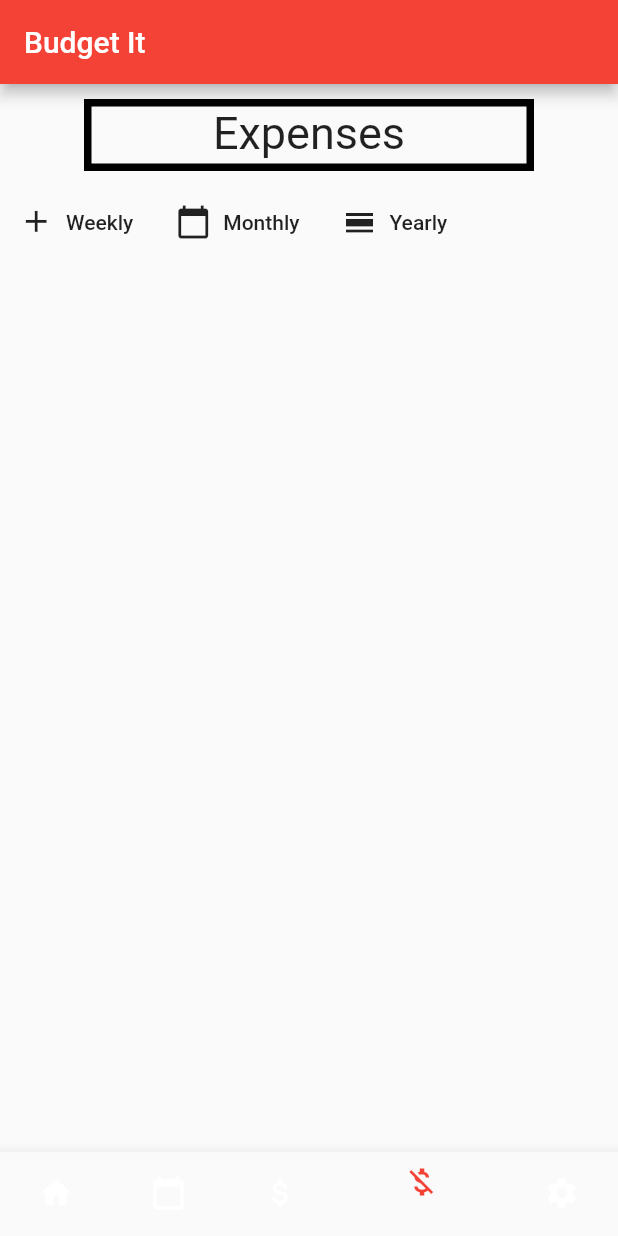
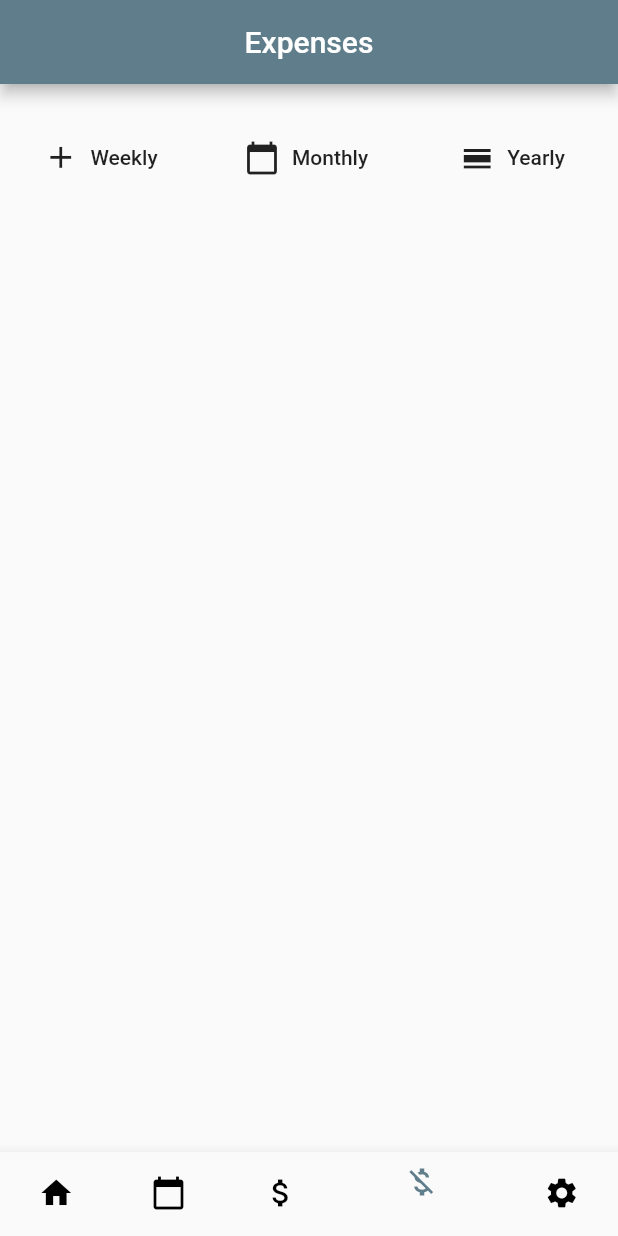
Before and after one commit to Ivoru/Mobiledev, a Flutter app: the screen it shows after launch, item 4 of the bottom bar chosen, after a tap on "Weekly", on a phone screen of 412 x 824 dp. Run offline on Flutter 3.47's test engine with Material 2 defaults, Android fonts, the phone set to English and light mode, and no system bars.

Commit message:
updated page names, uniform btons size

```diff
--- a/lib/expense.dart
+++ b/lib/expense.dart
@@ -17,79 +17,37 @@ class Expensepage extends StatelessWidget{
       return Container(
         child: new Column(
           children: <Widget>[
-
-               new Container(
-
-                          margin: const EdgeInsets.all(10.0),
-                      height: 48.0,
-                      width:300.0,
-
-                      padding: const EdgeInsets.all(.0),
-                      decoration:myBoxDecoration(),
-
-                      child: Text("Expenses",
-                      style: TextStyle(fontSize: 30.0),
-                      textAlign: TextAlign.center,
-
-                        )
-                        ),
                         new Row(children: [
-
-                    new Container(
+                          Expanded(
                             child:FlatButton.icon(
                               icon:Icon(Socicon.add),
                               label:Text("Weekly"),
                               onPressed: (){
-
-
                                 },
-
+                    ),
                        ),
 
-
-
-
-                      ),
-
-                      new Container(
+                          Expanded(
                             child:FlatButton.icon(
                               icon:Icon(Icons.calendar_today),
                               label:Text("Monthly"),
-
                               onPressed: (){
-
-
                               },
-
+                             ),
                             ),
 
-
-
-
-                      ),
-
-                      new Container(
+                          Expanded(
                               child:FlatButton.icon(
                                 icon:Icon(Icons.calendar_view_day),
                                 label:Text("Yearly"),
                                 onPressed: (){
-
-
                                   },
-
                                 ),
                               )
                         ]
-
-
-
-
             ),
           ],
         ),
       );
-
-
-
   }
 }
--- a/lib/home.dart
+++ b/lib/home.dart
@@ -20,61 +20,46 @@ class HomePage extends StatelessWidget{
       return Container(
         child: new Column(
           children: <Widget>[
-            new Container(
+
+            new Column(children:[
+                Text('ACCOUNT'          ,style: TextStyle(fontSize: 20.0)),
+                Text('CURRENT BALANCE :',style: TextStyle(fontSize: 20.0)),
 
 
-            ),
+
                 new Column(children:[
-                Text('ACCOUNT'),
-                Text('CURRENT BALANCE :'),
-                new Column(children:[
-                  new Row(children:[
-                   new Container(
+                  Row(children: <Widget>[
+
+                      Expanded(
                           child:FlatButton.icon(
                             icon:Icon(Socicon.money),
                               label:Text("Cash"),
                                 onPressed: (){
 
+                                },
+                            ),
+                        ),
+
+
+                      Expanded(
+                        child:FlatButton.icon(
+                          icon:Icon(Socicon.bank),
+                            label:Text("Bank"),
+                              onPressed: (){
+
+                              },
+                          ),
+                        ),
+
+                       Expanded (
+                        child:FlatButton.icon(
+                         icon:Icon(Socicon.credit_card),
+                          label:Text("Card"),
+                            onPressed: (){
 
                             },
 
                         ),
-
-
-
-
-                      ),
-
-                      new Container(
-                      child:FlatButton.icon(
-                      icon:Icon(Socicon.bank),
-                      label:Text("Bank"),
-
-                      onPressed: (){
-
-
-                      },
-
-                    ),
-
-
-
-
-                      ),
-                       new Container(
-                      child:FlatButton.icon(
-                      icon:Icon(Socicon.credit_card),
-                      label:Text("Credit card"),
-                      onPressed: (){
-
-
-                      },
-
-                    ),
-
-
-
-
                       ),
 
 
@@ -86,169 +71,108 @@ class HomePage extends StatelessWidget{
                     new Container(
                             margin: const EdgeInsets.all(10.0),
                             height: 48.0,
-                      width:300.0,
-
-                      padding: const EdgeInsets.all(5.0),
+                            width:330.0,padding: const EdgeInsets.all(.0),
                             decoration:myBoxDecoration(),
-
                             child: Text("Transactions",
                                 style: TextStyle(fontSize: 30.0),
                                 textAlign: TextAlign.center,
-
                               ),
-
                         ),
                       ],
                     ),
                     new Row(children: [
-
-                    new Container(
+                          Expanded(
                             child:FlatButton.icon(
                               icon:Icon(Socicon.add),
                                 label:Text("add"),
                                   onPressed: (){
-
-
                                   },
-
+                              ),
                             ),
 
-
-
-
-                      ),
-
-                      new Container(
+                        Expanded(
                           child:FlatButton.icon(
                             icon:Icon(Socicon.edit,size:30),
                               label:Text("edit"),
-
                               onPressed: (){
-
-
                               },
-
+                            ),
                           ),
 
-
-
-
-                      ),
-
-                      new Container(
+                        Expanded(
                           child:FlatButton.icon(
                             icon:Icon(Socicon.remove_circle),
                               label:Text("remove"),
                               onPressed: (){
-
-
                              },
-
                            ),
-
-
-
-
                           ),
-
                      ],
                     ),
                   ],),
+
                   new Row(children: [
                         new Container(
                             margin: const EdgeInsets.all(10.0),
                             height: 48.0,
-                      width:300.0,
+                            width:330.0,
+                            padding: const EdgeInsets.all(.0),
+                            decoration:myBoxDecoration(),
+                              child: Text("No transaction",
+                                style: TextStyle(fontSize: 30.0),
+                                textAlign: TextAlign.center,
+                                )
+                          ),
+                        ],
+                      ),
+                  ],),
+
+                  new Row(children: [
+                      Expanded(
+                        child:FlatButton.icon(
+                          icon:Icon(Socicon.add),
+                          label:Text("Weekly"),
+                            onPressed: (){
+                            },
+                          ),
+                      ),
+
+                      Expanded(
+                        child:FlatButton.icon(
+                          icon:Icon(Icons.calendar_today),
+                          label:Text("Monthly"),
+                            onPressed: (){
+                            }
+                          ),
+                        ),
+
+                      Expanded(
+                        child:FlatButton.icon(
+                          icon:Icon(Icons.calendar_view_day),
+                          label:Text("Yearly"),
+                          onPressed: (){
+                            },
+                          ),
+                        ),
+                    ],
+                    ),
+
+                    new Container(
+
+                      margin: const EdgeInsets.all(10.0),
+                      height: 48.0,
+                      width:332.0,
 
                       padding: const EdgeInsets.all(.0),
                       decoration:myBoxDecoration(),
 
-                      child: Text("No transaction",
+                      child: Text("Expenseed",
                         style: TextStyle(fontSize: 30.0),
                         textAlign: TextAlign.center,
-
                         )
-                        ),
-
-
+                      )
                 ],
-                      ),
-
-                ],),
-                new Container(
-
-                          margin: const EdgeInsets.all(10.0),
-                      height: 48.0,
-                      width:300.0,
-
-                      padding: const EdgeInsets.all(.0),
-                      decoration:myBoxDecoration(),
-
-                      child: Text("Expenses",
-                      style: TextStyle(fontSize: 30.0),
-                      textAlign: TextAlign.center,
-
-                        )
-                        ),
-                        new Row(children: [
-
-                    new Container(
-                      child:FlatButton.icon(
-                      icon:Icon(Socicon.add),
-                      label:Text("Weekly"),
-                      onPressed: (){
-
-
-                      },
-
-                    ),
-
-
-
-
-                      ),
-
-                      new Container(
-                      child:FlatButton.icon(
-                      icon:Icon(Icons.calendar_today),
-                      label:Text("Monthly"),
-
-                      onPressed: (){
-
-
-                      },
-
-                    ),
-
-
-
-
-                      ),
-
-                      new Container(
-                      child:FlatButton.icon(
-                      icon:Icon(Icons.calendar_view_day),
-                      label:Text("Yearly"),
-                      onPressed: (){
-
-
-                      },
-
-                    ),
-
-
-
-
-                      ),
-
-                    ],
-                    ),
-
-
-              ],
-
               )
             );
-
     }
 }
--- a/lib/main.dart
+++ b/lib/main.dart
@@ -1,5 +1,4 @@
 import 'package:flutter/material.dart';
-import 'socicon_icons.dart';
 
 
 import './home.dart';
@@ -19,6 +18,7 @@ class MyApp extends StatefulWidget {
 
 }
 
+
 class MyAppState extends State<MyApp>{
   int _selectedPage = 0;
   final _pageOptions = [
@@ -29,24 +29,34 @@ class MyAppState extends State<MyApp>{
     Settingspage(),
   ];
 
+  final _pageName = [
+    "Home",
+    "Reminder",
+    "Budget",
+    "Expenses",
+    "Settings"
+  ];
+
   @override
   Widget build(BuildContext context) {
     return MaterialApp(
       title: 'Budget it',
       theme: ThemeData(
 
-        primarySwatch: Colors.red,
+        primarySwatch: Colors.blueGrey
       ),
-      home: Scaffold(appBar: AppBar(title: Text('Budget It'),),
-      body: _pageOptions[_selectedPage],
+      home: Scaffold(appBar: AppBar(title: Center(child: Text(_pageName[_selectedPage],))),
+      body: Padding(
+        padding: const EdgeInsets.only(top: 25.0),
+        child: _pageOptions[_selectedPage],
+      ),
       bottomNavigationBar: BottomNavigationBar(
-        backgroundColor: Colors.red,
-        fixedColor: Colors.red,
+            unselectedItemColor: Colors.black,
+            fixedColor: Colors.blueGrey,
             currentIndex: _selectedPage,
                onTap: (int index) {
                 setState(() {
                   _selectedPage = index;
-
                   });
                 },
         items: [
--- a/lib/settings.dart
+++ b/lib/settings.dart
@@ -1,5 +1,4 @@
 import 'package:flutter/material.dart';
-import 'socicon_icons.dart';
 
 class Settingspage extends StatelessWidget{
 
```
Also changed, not shown: lib/budget.dart (+9 -31 lines), lib/reminder.dart (+5 -10 lines), pubspec.lock, 1 other file. Lines whose indentation alone changed are shown as unchanged.
